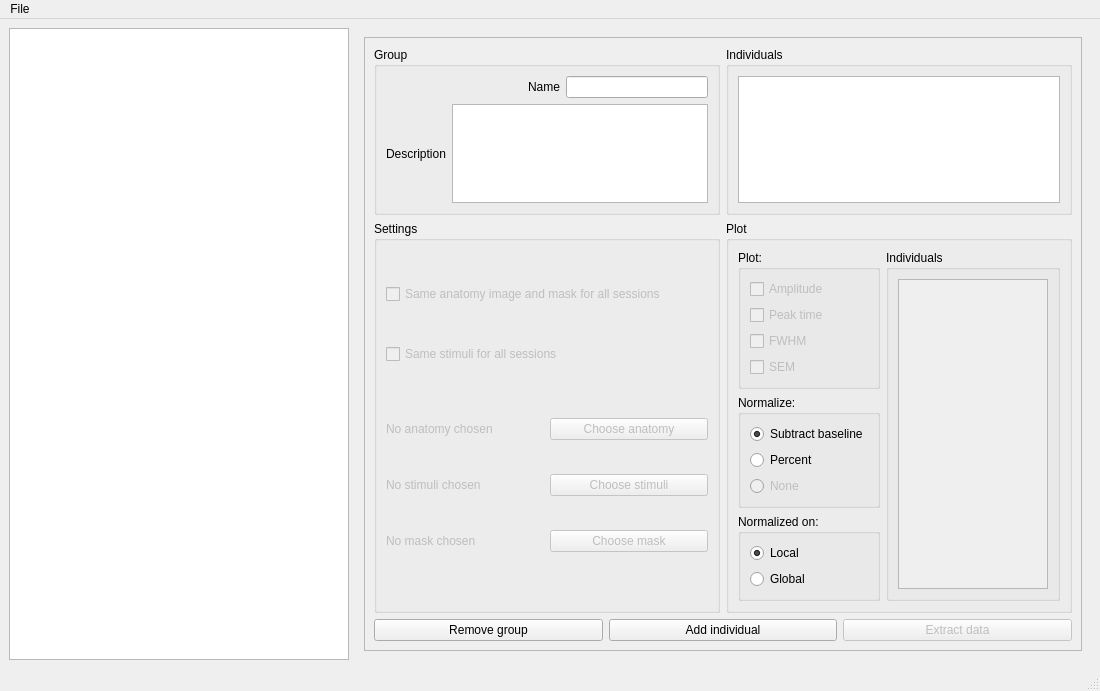
Above: src/ui/mainwindow.ui from pfechd/jabe before the change. Below: the same form after it.
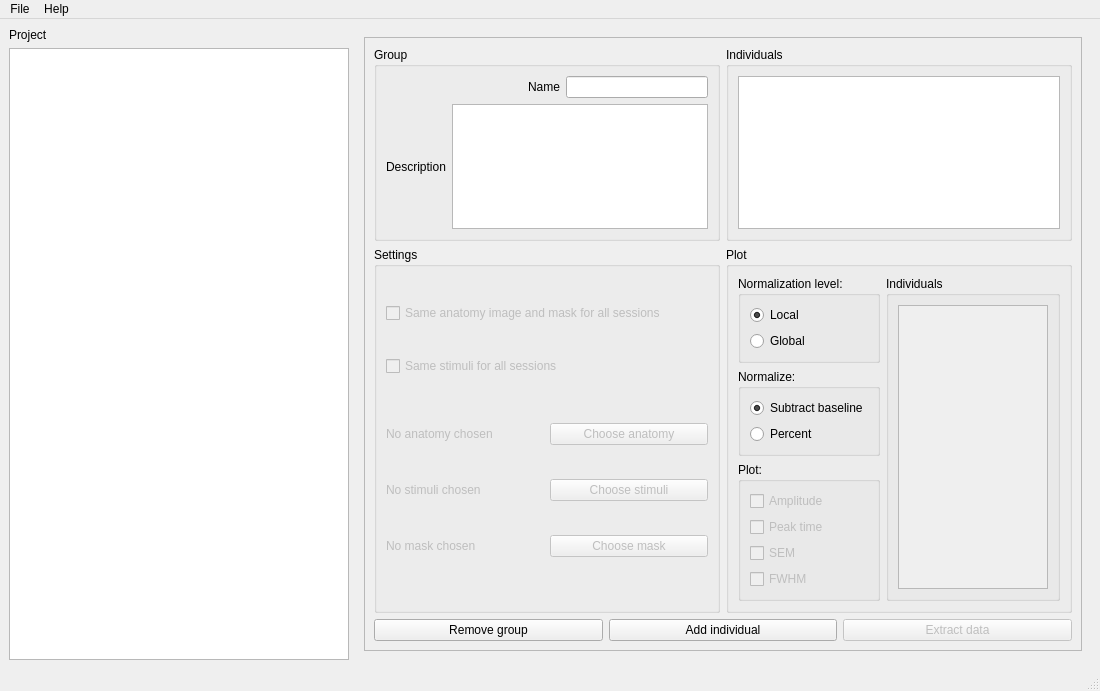
That is the form after the change. The open tabs and pages were chosen to show the change.

Commit message: Add help menu and project to mainwindow.ui

```diff
--- a/src/ui/mainwindow.ui
+++ b/src/ui/mainwindow.ui
@@ -17,6 +17,13 @@
    <layout class="QHBoxLayout" name="horizontalLayout_9">
     <item>
      <layout class="QVBoxLayout" name="verticalLayout">
+      <item>
+       <widget class="QLabel" name="label_project">
+        <property name="text">
+         <string>Project</string>
+        </property>
+       </widget>
+      </item>
       <item>
        <widget class="QTreeWidget" name="tree_widget">
         <property name="horizontalScrollBarPolicy">
@@ -336,107 +343,10 @@
                <layout class="QHBoxLayout" name="horizontalLayout_5">
                 <item>
                  <layout class="QVBoxLayout" name="verticalLayout_4">
-                  <item>
-                   <widget class="QGroupBox" name="groupBox_12">
-                    <property name="title">
-                     <string>Plot:</string>
-                    </property>
-                    <property name="flat">
-                     <bool>true</bool>
-                    </property>
-                    <layout class="QVBoxLayout" name="verticalLayout_17">
-                     <item>
-                      <widget class="QCheckBox" name="checkbox_amplitude_group">
-                       <property name="enabled">
-                        <bool>false</bool>
-                       </property>
-                       <property name="text">
-                        <string>Amplitude</string>
-                       </property>
-                      </widget>
-                     </item>
-                     <item>
-                      <widget class="QCheckBox" name="checkBox_peak_group">
-                       <property name="enabled">
-                        <bool>false</bool>
-                       </property>
-                       <property name="text">
-                        <string>Peak time</string>
-                       </property>
-                      </widget>
-                     </item>
-                     <item>
-                      <widget class="QCheckBox" name="checkbox_fwhm_group">
-                       <property name="enabled">
-                        <bool>false</bool>
-                       </property>
-                       <property name="text">
-                        <string>FWHM</string>
-                       </property>
-                      </widget>
-                     </item>
-                     <item>
-                      <widget class="QCheckBox" name="checkbox_sem_group">
-                       <property name="enabled">
-                        <bool>false</bool>
-                       </property>
-                       <property name="text">
-                        <string>SEM</string>
-                       </property>
-                      </widget>
-                     </item>
-                    </layout>
-                   </widget>
-                  </item>
-                  <item>
-                   <widget class="QGroupBox" name="groupBox_11">
-                    <property name="title">
-                     <string>Normalize:</string>
-                    </property>
-                    <property name="flat">
-                     <bool>true</bool>
-                    </property>
-                    <layout class="QVBoxLayout" name="verticalLayout_16">
-                     <item>
-                      <widget class="QRadioButton" name="radioButton_8">
-                       <property name="enabled">
-                        <bool>true</bool>
-                       </property>
-                       <property name="text">
-                        <string>Subtract baseline</string>
-                       </property>
-                       <property name="checked">
-                        <bool>true</bool>
-                       </property>
-                      </widget>
-                     </item>
-                     <item>
-                      <widget class="QRadioButton" name="percent_group_btn">
-                       <property name="enabled">
-                        <bool>true</bool>
-                       </property>
-                       <property name="text">
-                        <string>Percent</string>
-                       </property>
-                      </widget>
-                     </item>
-                     <item>
-                      <widget class="QRadioButton" name="radioButton_10">
-                       <property name="enabled">
-                        <bool>false</bool>
-                       </property>
-                       <property name="text">
-                        <string>None</string>
-                       </property>
-                      </widget>
-                     </item>
-                    </layout>
-                   </widget>
-                  </item>
                   <item>
                    <widget class="QGroupBox" name="groupBox_10">
                     <property name="title">
-                     <string>Normalized on:</string>
+                     <string>Normalization level:</string>
                     </property>
                     <property name="flat">
                      <bool>true</bool>
@@ -468,6 +378,93 @@
                     </layout>
                    </widget>
                   </item>
+                  <item>
+                   <widget class="QGroupBox" name="groupBox_11">
+                    <property name="title">
+                     <string>Normalize:</string>
+                    </property>
+                    <property name="flat">
+                     <bool>true</bool>
+                    </property>
+                    <layout class="QVBoxLayout" name="verticalLayout_16">
+                     <item>
+                      <widget class="QRadioButton" name="radioButton_8">
+                       <property name="enabled">
+                        <bool>true</bool>
+                       </property>
+                       <property name="text">
+                        <string>Subtract baseline</string>
+                       </property>
+                       <property name="checked">
+                        <bool>true</bool>
+                       </property>
+                      </widget>
+                     </item>
+                     <item>
+                      <widget class="QRadioButton" name="percent_group_btn">
+                       <property name="enabled">
+                        <bool>true</bool>
+                       </property>
+                       <property name="text">
+                        <string>Percent</string>
+                       </property>
+                      </widget>
+                     </item>
+                    </layout>
+                   </widget>
+                  </item>
+                  <item>
+                   <widget class="QGroupBox" name="groupBox_12">
+                    <property name="title">
+                     <string>Plot:</string>
+                    </property>
+                    <property name="flat">
+                     <bool>true</bool>
+                    </property>
+                    <layout class="QVBoxLayout" name="verticalLayout_17">
+                     <item>
+                      <widget class="QCheckBox" name="checkbox_amplitude_group">
+                       <property name="enabled">
+                        <bool>false</bool>
+                       </property>
+                       <property name="text">
+                        <string>Amplitude</string>
+                       </property>
+                      </widget>
+                     </item>
+                     <item>
+                      <widget class="QCheckBox" name="checkbox_peak_group">
+                       <property name="enabled">
+                        <bool>false</bool>
+                       </property>
+                       <property name="text">
+                        <string>Peak time</string>
+                       </property>
+                      </widget>
+                     </item>
+                     <item>
+                      <widget class="QCheckBox" name="checkbox_sem_group">
+                       <property name="enabled">
+                        <bool>false</bool>
+                       </property>
+                       <property name="text">
+                        <string>SEM</string>
+                       </property>
+                      </widget>
+                     </item>
+                     <item>
+                      <widget class="QCheckBox" name="checkbox_fwhm_group">
+                       <property name="enabled">
+                        <bool>false</bool>
+                       </property>
+                       <property name="text">
+                        <string>FWHM</string>
+                       </property>
+                      </widget>
+                     </item>
+                    </layout>
+                   </widget>
+                  </item>
                  </layout>
                 </item>
                 <item>
@@ -502,7 +499,7 @@
                         <x>0</x>
                         <y>0</y>
                         <width>148</width>
-                        <height>321</height>
+                        <height>294</height>
                        </rect>
                       </property>
                       <layout class="QHBoxLayout" name="horizontalLayout_4">
@@ -1403,7 +1400,14 @@
     <addaction name="separator"/>
     <addaction name="exit_menu_btn"/>
    </widget>
+   <widget class="QMenu" name="menuHelp">
+    <property name="title">
+     <string>Help</string>
+    </property>
+    <addaction name="actionManual"/>
+   </widget>
    <addaction name="menuFile"/>
+   <addaction name="menuHelp"/>
   </widget>
   <widget class="QStatusBar" name="statusbar"/>
   <action name="add_group_menu_btn">
```
Left out of the diff: 179 changed lines with no effect on the pictures.
